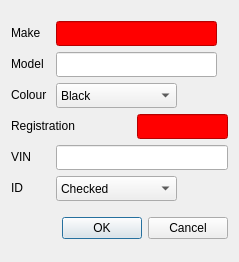
This is main_program/gui_interface_designs/vehicle_dialog_design.ui in yimenhfeifei/josm-invoice as Qt 5 draws it before an edit. The edited form follows.
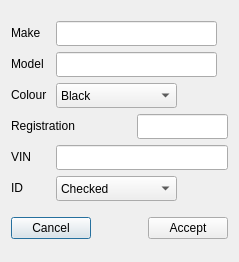
This is the edited form. Custom widgets are drawn as their Qt base class.

```diff
--- a/main_program/gui_interface_designs/vehicle_dialog_design.ui
+++ b/main_program/gui_interface_designs/vehicle_dialog_design.ui
@@ -68,7 +68,7 @@
         <string>The analog clock widget displays the current time.</string>
        </property>
        <property name="styleSheet">
-        <string notr="true">QLineEdit {background-color: red;}</string>
+        <string notr="true"/>
        </property>
        <property name="regexString" stdset="0">
         <string>street</string>
@@ -288,7 +288,7 @@
         <string>The analog clock widget displays the current time.</string>
        </property>
        <property name="styleSheet">
-        <string notr="true">QLineEdit {background-color: red;}</string>
+        <string notr="true"/>
        </property>
        <property name="regexString" stdset="0">
         <string>post2001Reg</string>
@@ -396,14 +396,35 @@
     </layout>
    </item>
    <item>
-    <widget class="QDialogButtonBox" name="buttonBox">
-     <property name="orientation">
-      <enum>Qt::Horizontal</enum>
-     </property>
-     <property name="standardButtons">
-      <set>QDialogButtonBox::Cancel|QDialogButtonBox::Ok</set>
-     </property>
-    </widget>
+    <layout class="QHBoxLayout" name="horizontalLayout">
+     <item>
+      <widget class="QPushButton" name="cancelButton">
+       <property name="text">
+        <string>Cancel</string>
+       </property>
+      </widget>
+     </item>
+     <item>
+      <spacer name="horizontalSpacer">
+       <property name="orientation">
+        <enum>Qt::Horizontal</enum>
+       </property>
+       <property name="sizeHint" stdset="0">
+        <size>
+         <width>40</width>
+         <height>20</height>
+        </size>
+       </property>
+      </spacer>
+     </item>
+     <item>
+      <widget class="QPushButton" name="acceptButton">
+       <property name="text">
+        <string>Accept</string>
+       </property>
+      </widget>
+     </item>
+    </layout>
    </item>
   </layout>
  </widget>
```
Left out of the diff: 41 changed lines with no effect on the pictures.
